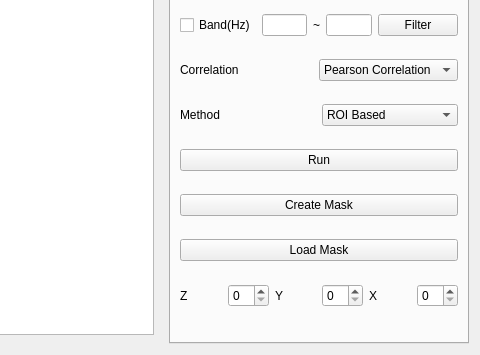
Qt form PearsonCorrelation/ROIBasedPanel.ui (Beastmaster/BrainConnectivityDetection) before a commit; both pictures show x 221 to 701 and y 184 to 539 of the 701 by 539 pixel window.
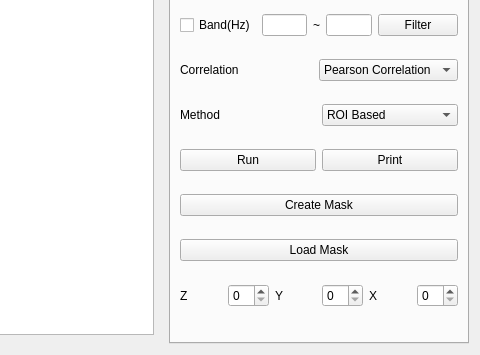
The same form after that commit. The open tabs and pages were chosen to show the change.

What changed in the file:
```diff
--- a/PearsonCorrelation/ROIBasedPanel.ui
+++ b/PearsonCorrelation/ROIBasedPanel.ui
@@ -13,7 +13,7 @@
   <property name="windowTitle">
    <string>ROI Based Method</string>
   </property>
-  <layout class="QHBoxLayout" name="horizontalLayout_13">
+  <layout class="QHBoxLayout" name="horizontalLayout_14">
    <item>
     <widget class="QWidget" name="verticalWidget" native="true">
      <property name="maximumSize">
@@ -198,11 +198,22 @@
         </layout>
        </item>
        <item>
+        <layout class="QHBoxLayout" name="horizontalLayout_13">
+         <item>
         <widget class="QPushButton" name="run_Btn">
          <property name="text">
           <string>Run</string>
          </property>
         </widget>
+         </item>
+         <item>
+          <widget class="QPushButton" name="save_matrix_Btn">
+           <property name="text">
+            <string>Print</string>
+           </property>
+          </widget>
+         </item>
+        </layout>
        </item>
        <item>
         <widget class="QPushButton" name="create_mask_Btn">
```
Left out of the diff: 2 changed lines with no effect on the pictures. Lines whose indentation alone changed are shown as unchanged.
